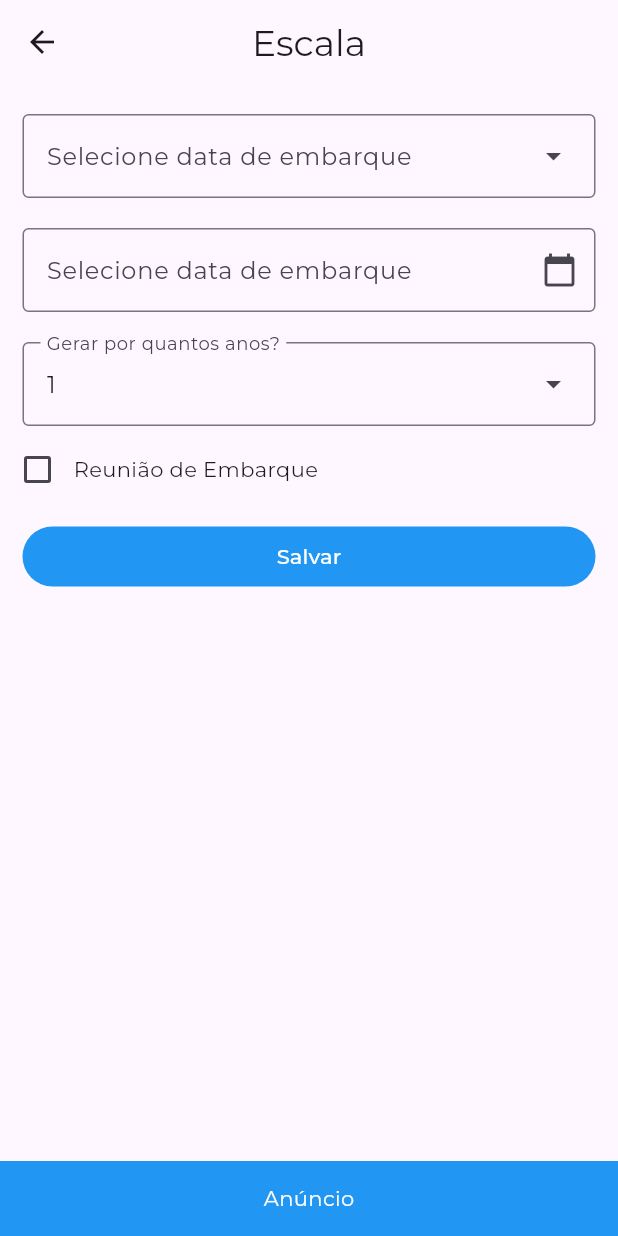
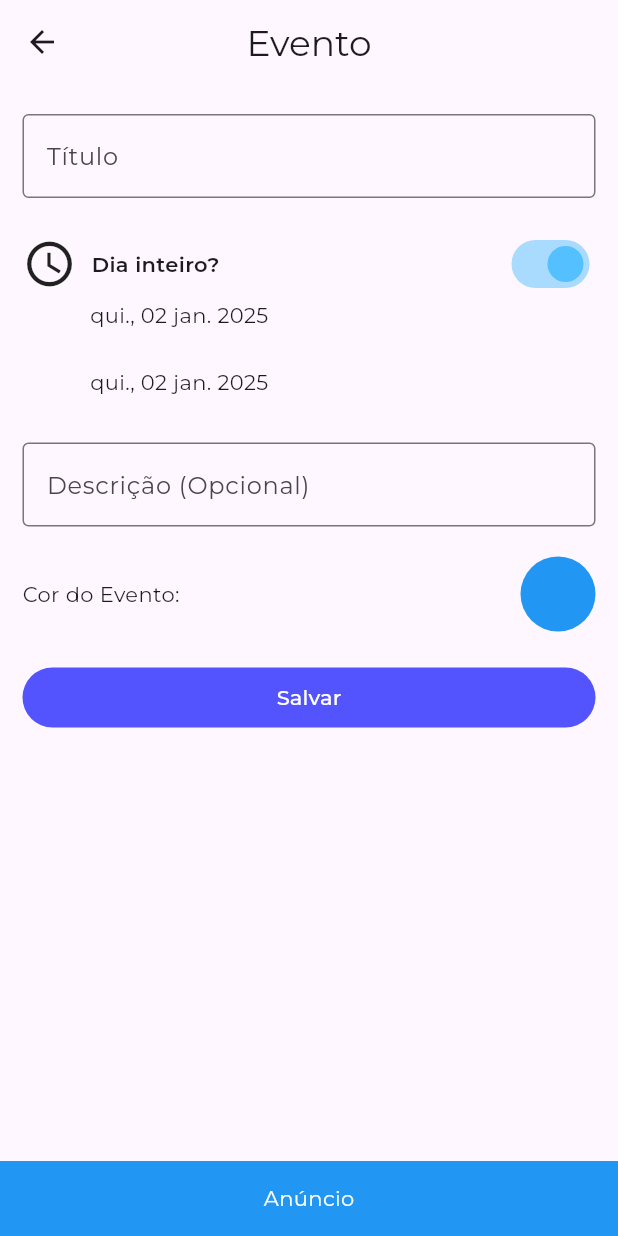
Before and after one commit to victorLessa/marine_app, a Flutter app: the CustomView screen opened directly, scrolled down 374 dp, after a tap on "Criar evento", on a phone screen of 412 x 824 dp. Run offline on Flutter 3.47's test engine with Material 3 defaults, Android fonts, the phone set to English and light mode, and no system bars; our stand-ins replace flutter_colorpicker, intro_slider, numberpicker, sqflite, table_calendar; accounts and stored records are empty; project files that could hold a hidden picture were left out.

```diff
--- a/lib/app.dart
+++ b/lib/app.dart
@@ -49,6 +49,7 @@ class MyApp extends StatelessWidget {
         AppRouterPaths.home: (context) => const HomeScreen(),
         AppRouterPaths.escala: (context) => const EscalaScreen(),
         AppRouterPaths.radar: (context) => const RadarScreen(),
+        AppRouterPaths.formEvent: (context) => const FormEvent(),
       },
     );
   }
--- a/lib/providers/event_provider.dart
+++ b/lib/providers/event_provider.dart
@@ -69,7 +69,6 @@ class EventProvider with ChangeNotifier {
 
   void setStartDay(DateTime? value) {
     if (value != null) {
-      // Precisa salvar como UTC pq na hora se selecionar a data no table datepicker ele retorna o valor em UTC sem a hora
       _formEventState.startDay = value;
       notifyListeners();
     }
@@ -77,7 +76,6 @@ class EventProvider with ChangeNotifier {
 
   void setEndDay(DateTime? value) {
     if (value != null) {
-      // Precisa salvar como UTC pq na hora se selecionar a data no table datepicker ele retorna o valor em UTC sem a hora
       _formEventState.endDay = value;
       notifyListeners();
     }
--- a/lib/routes/paths.dart
+++ b/lib/routes/paths.dart
@@ -4,4 +4,5 @@ class AppRouterPaths {
   static get intro => '/intro';
   static get escala => '/escala';
   static get radar => '/radar';
+  static get formEvent => '/formEvent';
 }
--- a/lib/screens/form_event_screen.dart
+++ b/lib/screens/form_event_screen.dart
@@ -3,6 +3,7 @@ import 'package:intl/intl.dart';
 import 'package:marine/models/event_state.dart';
 import 'package:marine/providers/calendar_provider.dart';
 import 'package:marine/providers/event_provider.dart';
+import 'package:marine/styles/app_style.dart';
 import 'package:marine/widgets/button_loading.dart';
 import 'package:marine/widgets/custom_view.dart';
 import 'package:marine/widgets/timer_picker.dart';
@@ -36,10 +37,10 @@ class _FormEventState extends State<FormEvent> {
 
     WidgetsBinding.instance.addPostFrameCallback((_) {
       final eventProvider = Provider.of<EventProvider>(context, listen: false);
-      DateTime focusDay =
-          Provider.of<CalendarProvider>(context, listen: false).focusedDay;
-      eventProvider.setStartDay(focusDay);
-      eventProvider.setEndDay(focusDay);
+      DateTime selectedDay =
+          Provider.of<CalendarProvider>(context, listen: false).selectedDay;
+      eventProvider.setStartDay(selectedDay);
+      eventProvider.setEndDay(selectedDay);
     });
   }
 
@@ -188,7 +189,7 @@ class _FormEventState extends State<FormEvent> {
                       ],
                     ),
                     Switch(
-                      activeColor: Colors.blueAccent,
+                      activeColor: AppColors.thirtyColor,
                       value: state.allDay,
                       onChanged: (bool value) {
                         eventProvider.setAllDay(value);
@@ -323,7 +324,8 @@ class _FormEventState extends State<FormEvent> {
                   width: double.infinity,
                   child: ButtonLoading(
                     style: ButtonStyle(
-                      backgroundColor: WidgetStateProperty.all(Colors.blue),
+                      backgroundColor:
+                          WidgetStateProperty.all(AppColors.primaryColor),
                     ),
                     onPressed: () async {
                       await submitEvent(context, eventProvider, state);
--- a/lib/screens/home_screen.dart
+++ b/lib/screens/home_screen.dart
@@ -1,7 +1,6 @@
 import 'package:flutter/material.dart';
 import 'package:marine/providers/work_schedule_provider.dart';
 import 'package:marine/routes/paths.dart';
-import 'package:marine/screens/form_event_screen.dart';
 import 'package:marine/styles/app_style.dart';
 import 'package:marine/widgets/list_view_events.dart';
 import 'package:marine/widgets/custom_view.dart';
@@ -65,9 +64,9 @@ class HomeScreen extends StatelessWidget {
           Icons.add,
           color: Colors.white,
         ),
-        backgroundColor: Colors.lightBlue,
+        backgroundColor: AppColors.primaryColor,
         onPressed: () {
-          Navigator.pushNamed(context, AppRouterPaths.escala);
+          Navigator.pushNamed(context, AppRouterPaths.formEvent);
         },
       ),
       drawer: const CustomDrawer(),
--- a/lib/screens/splash_screen.dart
+++ b/lib/screens/splash_screen.dart
@@ -1,5 +1,3 @@
-import 'dart:async';
-
 import 'package:flutter/material.dart';
 import 'package:marine/providers/app_provider.dart';
 import 'package:marine/providers/work_schedule_provider.dart';
@@ -46,7 +44,7 @@ class _SplashScreenState extends State<SplashScreen> {
   Widget build(BuildContext context) {
     return const MaterialApp(
       home: Scaffold(
-        backgroundColor: Color.fromARGB(255, 154, 176, 189),
+        backgroundColor: Color(0xFF8B9CFF),
         body: Center(
           child: Image(
             image: AssetImage('assets/images/logo.png'),
--- a/lib/screens/work_schedule_screen.dart
+++ b/lib/screens/work_schedule_screen.dart
@@ -3,6 +3,7 @@ import 'dart:collection';
 import 'package:flutter/material.dart';
 import 'package:marine/models/work_schedule_state.dart';
 import 'package:marine/providers/work_schedule_provider.dart';
+import 'package:marine/styles/app_style.dart';
 import 'package:marine/widgets/button_loading.dart';
 import 'package:marine/widgets/custom_view.dart';
 import 'package:marine/widgets/utils_app.dart';
@@ -78,7 +79,8 @@ class _EscalaScreenState extends State<EscalaScreen> {
                 width: double.infinity,
                 child: FilledButton(
                   style: ButtonStyle(
-                      backgroundColor: WidgetStateProperty.all(Colors.blue)),
+                      backgroundColor:
+                          WidgetStateProperty.all(AppColors.primaryColor)),
                   onPressed: () {
                     workScheduleProvider
                         .setSchedule(workScheduleProvider.workSchedule);
@@ -227,7 +229,7 @@ class _EscalaScreenState extends State<EscalaScreen> {
                             child: Row(
                               children: [
                                 Checkbox(
-                                  activeColor: Colors.blue,
+                                  activeColor: AppColors.thirtyColor,
                                   checkColor: Colors.white,
                                   value: workScheduleState.preBoardingMeeting,
                                   onChanged: (bool? value) {
@@ -252,8 +254,8 @@ class _EscalaScreenState extends State<EscalaScreen> {
                           width: double.infinity,
                           child: ButtonLoading(
                               style: ButtonStyle(
-                                backgroundColor:
-                                    WidgetStateProperty.all(Colors.blue),
+                                backgroundColor: WidgetStateProperty.all(
+                                    AppColors.primaryColor),
                               ),
                               onPressed: () async =>
                                   await submit(workScheduleProvider),
--- a/lib/styles/app_style.dart
+++ b/lib/styles/app_style.dart
@@ -1,12 +1,16 @@
 import 'package:flutter/material.dart';
 
 class AppColors {
+  static get primaryColor => const Color(0xFF5454FF);
+  static get secondaryColor => const Color(0xFF8B9CFF);
+  static get thirtyColor => const Color(0xFF54C0FF);
+  static get thirtyColor30 => const Color.fromARGB(113, 84, 192, 255);
   static get preBoardingMeeting => Colors.orange;
   static get embarked => const Color.fromARGB(255, 214, 0, 0);
   static get desembarkationDay => const Color.fromARGB(255, 122, 208, 255);
-  static get selectedColor => const Color.fromARGB(255, 123, 148, 164);
-  static get todayColor => const Color.fromARGB(255, 18, 148, 242);
-  static get activeMenuColor => const Color.fromARGB(255, 204, 230, 248);
+  static get selectedColor => const Color(0xFF8B9CFF);
+  static get todayColor => AppColors.thirtyColor;
+  static get activeMenuColor => AppColors.thirtyColor30;
 }
 
 class AppFonts {
@@ -14,4 +18,8 @@ class AppFonts {
       const TextStyle(fontSize: 14, fontWeight: FontWeight.w600);
   static get drawerTitle =>
       const TextStyle(fontSize: 16, fontWeight: FontWeight.bold);
+  static get titleIntro => const TextStyle(
+      fontSize: 24, color: Color(0xFF8B9CFF), fontWeight: FontWeight.bold);
+  static get subtitleIntro =>
+      const TextStyle(fontSize: 16, color: Color(0xFF55396B));
 }
--- a/lib/widgets/list_view_events.dart
+++ b/lib/widgets/list_view_events.dart
@@ -5,6 +5,7 @@ import 'package:marine/models/event_state.dart';
 import 'package:marine/providers/calendar_provider.dart';
 import 'package:marine/providers/event_provider.dart';
 import 'package:marine/screens/view_event_screen.dart';
+import 'package:marine/styles/app_style.dart';
 import 'package:provider/provider.dart';
 
 class CalendarEvents extends StatefulWidget {
@@ -42,9 +43,9 @@ class _CalendarEventsState extends State<CalendarEvents>
       builder: (context, calendarState, child) {
         EventProvider eventProvider = Provider.of<EventProvider>(context);
 
-        String day = calendarState.focusedDay.day.toString();
+        String day = calendarState.selectedDay.day.toString();
         String dayOfWeek =
-            DateFormat.E('pt_BR').format(calendarState.focusedDay);
+            DateFormat.E('pt_BR').format(calendarState.selectedDay);
 
         return Padding(
           padding:
@@ -63,9 +64,9 @@ class _CalendarEventsState extends State<CalendarEvents>
                     width: 45,
                     alignment: Alignment.center,
                     margin: const EdgeInsets.only(left: 0),
-                    decoration: const BoxDecoration(
+                    decoration: BoxDecoration(
                       shape: BoxShape.circle,
-                      color: Color.fromARGB(255, 123, 148, 164),
+                      color: AppColors.selectedColor,
                     ),
                     child: Text(
                       day,
@@ -80,8 +81,8 @@ class _CalendarEventsState extends State<CalendarEvents>
                     left: 10,
                   ),
                   child: FutureBuilder(
-                    future: eventProvider
-                        .findEventByDate(calendarState.focusedDay.toDateOnly()),
+                    future: eventProvider.findEventByDate(
+                        calendarState.selectedDay.toDateOnly()),
                     builder: (BuildContext context,
                         AsyncSnapshot<List<EventState>> snapshot) {
                       if (snapshot.connectionState == ConnectionState.waiting) {
--- a/pubspec.yaml
+++ b/pubspec.yaml
@@ -70,6 +70,9 @@ flutter:
   # To add assets to your application, add an assets section, like this:
   assets:
     - assets/images/logo.png
+    - assets/images/calendario.png
+    - assets/images/mundo.png
+    - assets/images/ferias.png
   #   - images/a_dot_ham.jpeg
 
   # An image asset can refer to one or more resolution-specific "variants", see
```
Also changed, not shown: lib/screens/intro_slider_screen.dart (+72 -61 lines), lib/widgets/table_calendar.dart (+35 -18 lines), assets/images/calendario.png (added), assets/images/calendario.svg (added), assets/images/ferias.png (added), assets/images/ferias.svg (added), assets/images/mundo.png (added), assets/images/mundo.svg (added), 5 other files.
